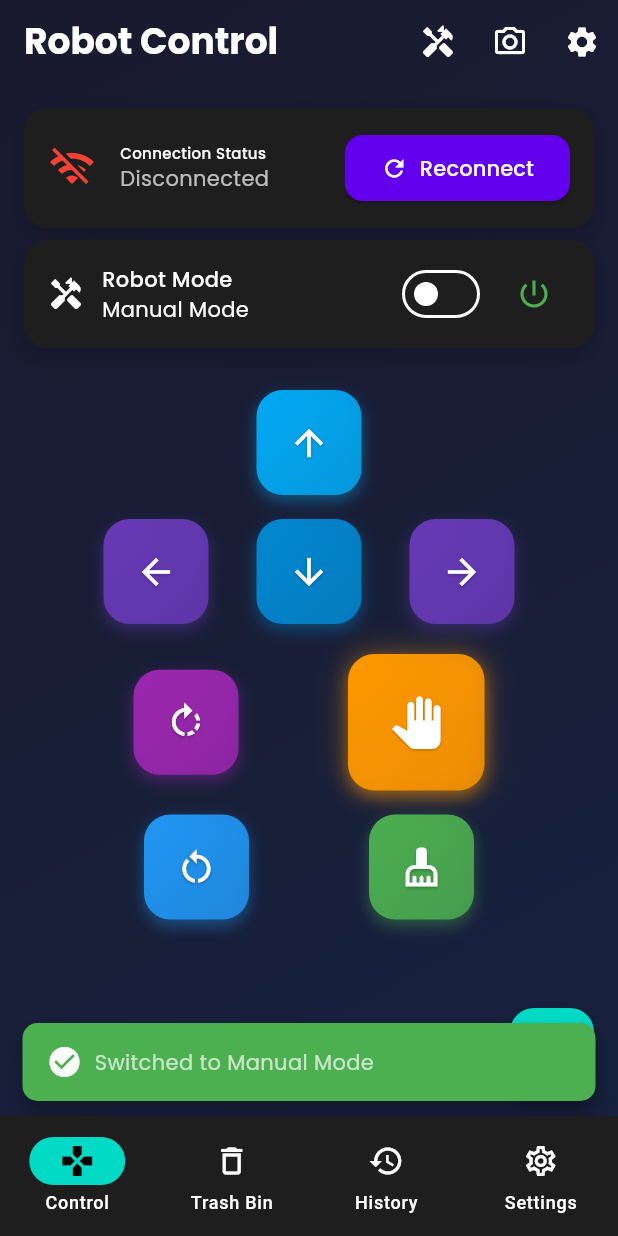
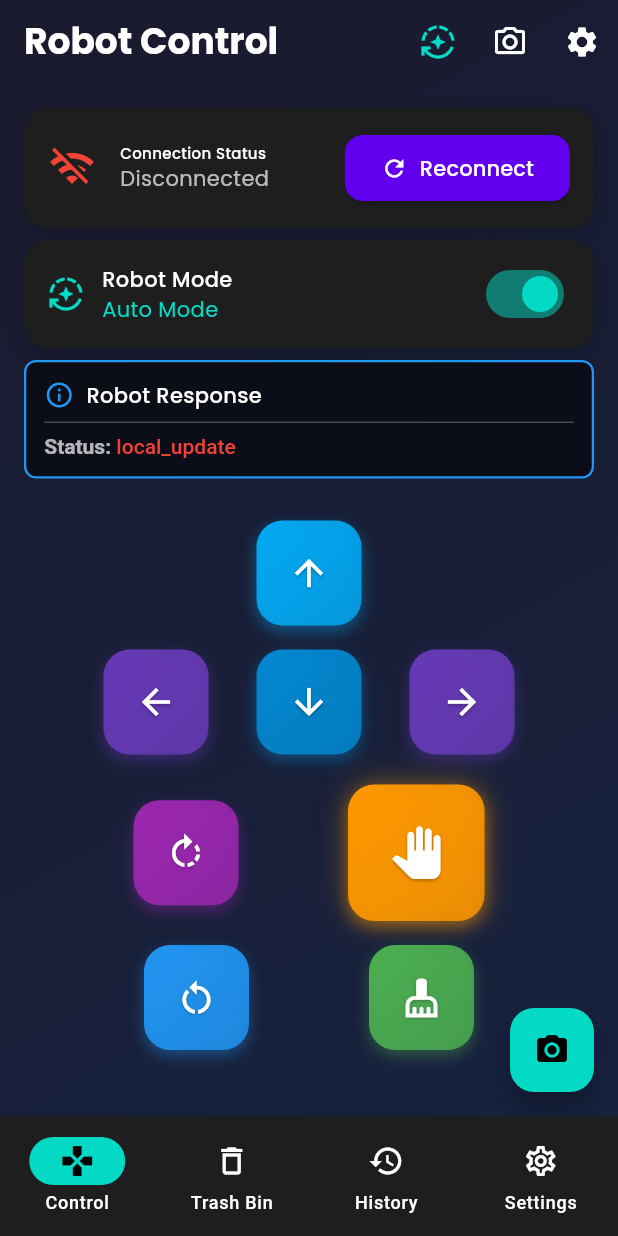
Before and after one commit to vulinhnopro2704/PBL5-MobileApp, a Flutter app: the screen it shows after launch, after a tap on the "handyman" icon, after a tap on the "arrow downward" icon, on a phone screen of 412 x 824 dp. Run offline on Flutter 3.47's test engine with Material 3 defaults, Android fonts, the light colour scheme and no system bars; our stand-ins replace cached_network_image, cloud_firestore, firebase_core, firebase_database, firebase_messaging, flutter_dotenv and 5 more; accounts and stored records are empty.

Commit message:
Comment Snackbar, add Firebase change mode

```diff
--- a/lib/screens/control_screen.dart
+++ b/lib/screens/control_screen.dart
@@ -230,23 +230,23 @@
           _isConnecting = false;
         });
 
-        ScaffoldMessenger.of(context).showSnackBar(
-          SnackBar(
-            content: Row(
-              children: [
-                const Icon(Icons.error_outline, color: Colors.white),
-                const SizedBox(width: 8),
-                Expanded(
-                  child: Text(
-                    'Error toggling mode: ${e.toString()}',
-                    style: AppTheme.bodyStyle,
-                  ),
-                ),
-              ],
-            ),
-            backgroundColor: AppTheme.errorColor,
-          ),
-        );
+        // ScaffoldMessenger.of(context).showSnackBar(
+        //   SnackBar(
+        //     content: Row(
+        //       children: [
+        //         const Icon(Icons.error_outline, color: Colors.white),
+        //         const SizedBox(width: 8),
+        //         Expanded(
+        //           child: Text(
+        //             'Error toggling mode: ${e.toString()}',
+        //             style: AppTheme.bodyStyle,
+        //           ),
+        //         ),
+        //       ],
+        //     ),
+        //     backgroundColor: AppTheme.errorColor,
+        //   ),
+        // );
       }
     }
   }
@@ -284,24 +284,24 @@
             _isPoweredOn = _webSocketService.isPoweredOn;
           } else {
             _connectionAnimController.reset();
-            ScaffoldMessenger.of(context).showSnackBar(
-              SnackBar(
-                content: Row(
-                  children: [
-                    const Icon(Icons.error_outline, color: Colors.white),
-                    const SizedBox(width: 8),
-                    Expanded(
-                      child: Text(
-                        'Could not connect to the robot. Please check if the robot is powered on and connected to the network.',
-                        style: AppTheme.bodyStyle,
-                      ),
-                    ),
-                  ],
-                ),
-                backgroundColor: AppTheme.errorColor,
-                duration: const Duration(seconds: 5),
-              ),
-            );
+            // ScaffoldMessenger.of(context).showSnackBar(
+            //   SnackBar(
+            //     content: Row(
+            //       children: [
+            //         const Icon(Icons.error_outline, color: Colors.white),
+            //         const SizedBox(width: 8),
+            //         Expanded(
+            //           child: Text(
+            //             'Could not connect to the robot. Please check if the robot is powered on and connected to the network.',
+            //             style: AppTheme.bodyStyle,
+            //           ),
+            //         ),
+            //       ],
+            //     ),
+            //     backgroundColor: AppTheme.errorColor,
+            //     duration: const Duration(seconds: 5),
+            //   ),
+            // );
           }
         });
       }
@@ -545,12 +545,12 @@
         if (imageUrl != null) {
           _showCamera = true; // Show camera panel when image is captured
         } else {
-          ScaffoldMessenger.of(context).showSnackBar(
-            const SnackBar(
-              content: Text('Failed to capture image or no image returned'),
-              backgroundColor: Colors.orange,
-            ),
-          );
+          // ScaffoldMessenger.of(context).showSnackBar(
+          //   const SnackBar(
+          //     content: Text('Failed to capture image or no image returned'),
+          //     backgroundColor: Colors.orange,
+          //   ),
+          // );
         }
       });
     } catch (e) {
@@ -563,12 +563,12 @@
         _isCameraLoading = false;
       });
 
-      ScaffoldMessenger.of(context).showSnackBar(
-        SnackBar(
-          content: Text('Error capturing image: ${e.toString()}'),
-          backgroundColor: AppTheme.errorColor,
-        ),
-      );
+      // ScaffoldMessenger.of(context).showSnackBar(
+      //   SnackBar(
+      //     content: Text('Error capturing image: ${e.toString()}'),
+      //     backgroundColor: AppTheme.errorColor,
+      //   ),
+      // );
     }
   }
 
--- a/lib/screens/settings_screen.dart
+++ b/lib/screens/settings_screen.dart
@@ -7,6 +7,7 @@
 import '../services/ai_service.dart';
 import '../services/log_service.dart';
 import '../services/websocket_service.dart';
+import '../services/firebase_service.dart'; // Add this import
 
 // Import custom widgets
 import '../widgets/setting/setting_card.dart';
--- /dev/null
+++ b/lib/services/firebase_service.dart
@@ -0,0 +1,36 @@
+import 'package:firebase_database/firebase_database.dart';
+import 'log_service.dart';
+
+class FirebaseService {
+  // Singleton instance
+  static FirebaseService? _instance;
+  static FirebaseService get instance {
+    _instance ??= FirebaseService._internal();
+    return _instance!;
+  }
+
+  FirebaseService._internal() {
+    _database = FirebaseDatabase.instance;
+  }
+
+  factory FirebaseService() {
+    return instance;
+  }
+
+  late FirebaseDatabase _database;
+
+  // Update robot mode in Firebase
+  Future<void> updateRobotMode(String mode) async {
+    try {
+      // Ensure we only save "manual" or "auto" in Firebase
+      if (mode != 'auto' && mode != 'manual') {
+        mode = mode.contains('auto') ? 'auto' : 'manual';
+      }
+
+      await _database.ref().update({'mode': mode});
+      LogService.info('Updated Firebase mode: $mode');
+    } catch (e) {
+      LogService.error('Error updating Firebase mode', e);
+    }
+  }
+}
--- a/lib/services/websocket_service.dart
+++ b/lib/services/websocket_service.dart
@@ -7,6 +7,7 @@
 import '../constants/command_types.dart';
 import '../utils/network_utils.dart';
 import 'log_service.dart';
+import 'firebase_service.dart'; // Add this import
 
 class WebSocketService {
   // Singleton instance
@@ -333,15 +334,21 @@
     LogService.info('Sending mode command: $commandValue');
 
     // Update local state before sending the command
+    String firebaseMode;
     if (command == ModeCommand.autoMode) {
       _isAutoMode = true;
       _currentMode = 'auto';
+      firebaseMode = 'auto';
       sendCommand('auto_mode');
     } else {
       _isAutoMode = false;
       _currentMode = 'manual';
+      firebaseMode = 'manual';
       sendCommand('manual_mode');
     }
+
+    // Update Firebase with the new mode
+    FirebaseService().updateRobotMode(firebaseMode);
 
     // Notify listeners about the mode change via the message controller
     _messageController.add({
@@ -354,13 +361,13 @@
   // Toggle auto mode - improved version that works more reliably
   Future<void> toggleAutoMode() async {
     // Ensure connection before toggling
-    if (!_isConnected) {
-      final connected = await connect();
-      if (!connected) {
-        LogService.error('Cannot toggle mode: Not connected to robot');
-        return;
-      }
-    }
+    // if (!_isConnected) {
+    //   final connected = await connect();
+    //   if (!connected) {
+    //     LogService.error('Cannot toggle mode: Not connected to robot');
+    //     return;
+    //   }
+    // }
 
     // Determine the target mode based on the current state
     final bool currentAutoMode = _isAutoMode;
--- a/lib/widgets/control/mode_toggle_button.dart
+++ b/lib/widgets/control/mode_toggle_button.dart
@@ -51,15 +51,15 @@
             activeTrackColor: AppTheme.accentColor.withOpacity(0.5),
             onChanged: (_) => onModeToggle(),
           ),
-          const SizedBox(width: 8),
-          IconButton(
-            icon: Icon(
-              isPoweredOn ? Icons.power_settings_new : Icons.power_off,
-              color: isPoweredOn ? Colors.green : Colors.red,
-            ),
-            onPressed: onPowerToggle,
-            tooltip: isPoweredOn ? 'Power Off' : 'Power On',
-          ),
+          // const SizedBox(width: 8),
+          // IconButton(
+          //   icon: Icon(
+          //     isPoweredOn ? Icons.power_settings_new : Icons.power_off,
+          //     color: isPoweredOn ? Colors.green : Colors.red,
+          //   ),
+          //   onPressed: onPowerToggle,
+          //   tooltip: isPoweredOn ? 'Power Off' : 'Power On',
+          // ),
         ],
       ),
     );
```
Also changed, not shown: lib/widgets/control/robot_response_card.dart (+26 -23 lines).
